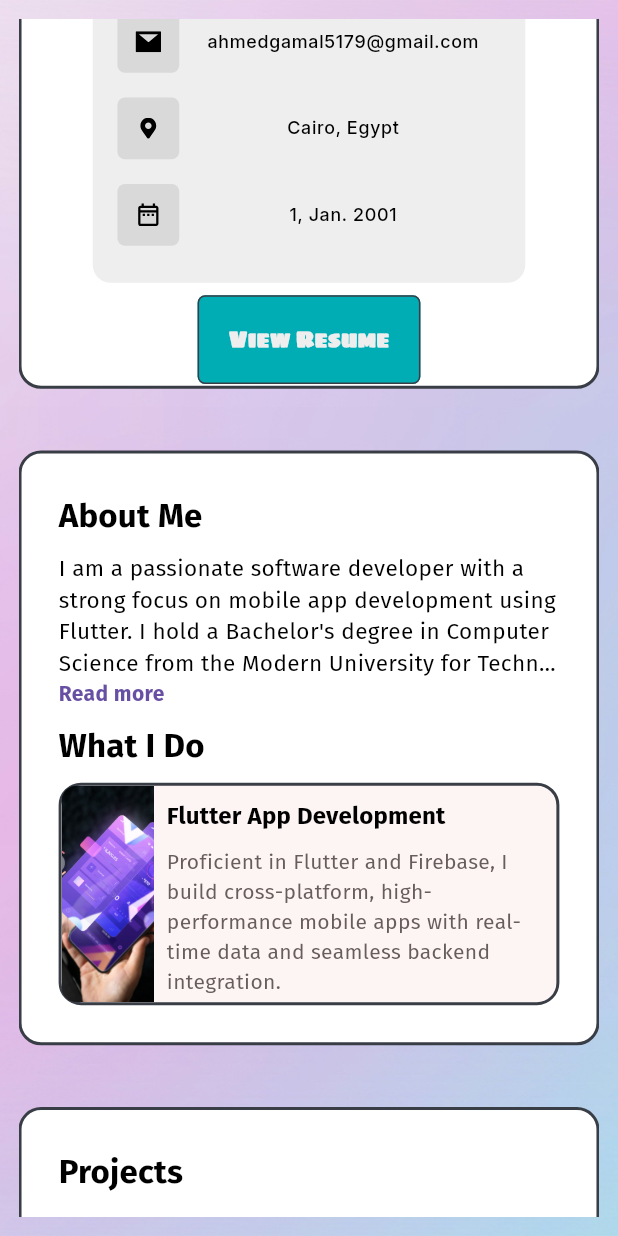
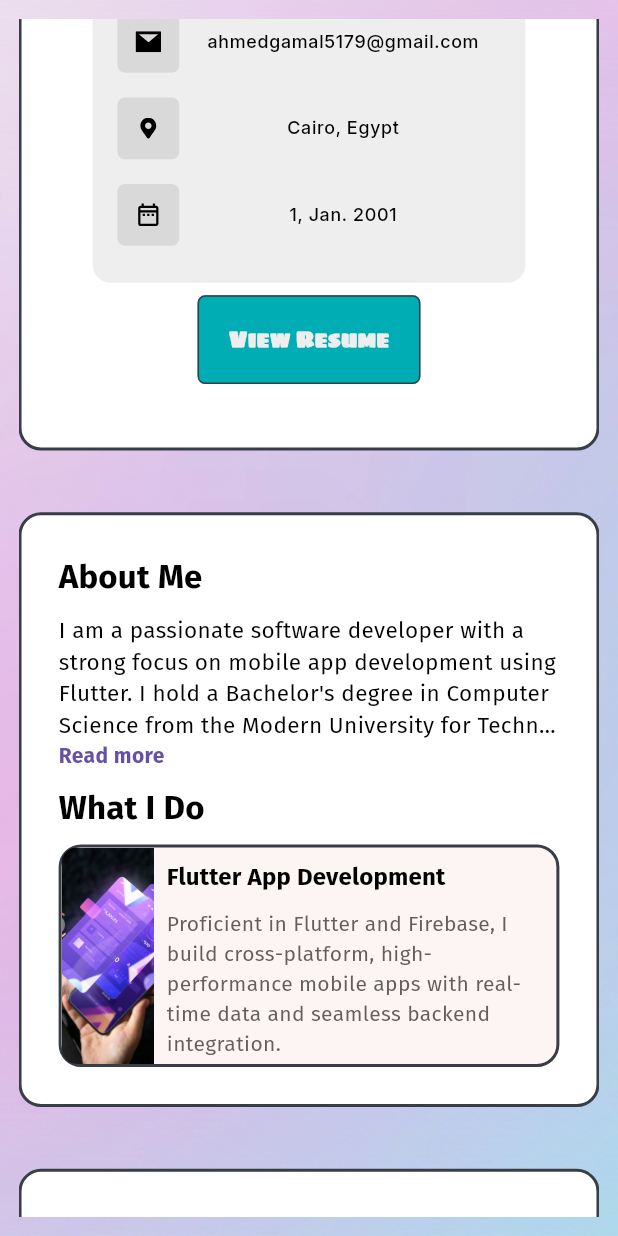
Before and after one commit to ahmed-gamal517/my_portfolio, a Flutter app: the screen it shows after launch, scrolled down 576 dp, on a phone screen of 412 x 824 dp. Run offline on Flutter 3.47's test engine with Material 3 defaults, Android fonts, the phone set to English and light mode, and no system bars; drawn by our look-alikes of auto_size_text; our stand-ins replace carousel_slider, flutter_bloc, flutter_svg, go_router, smooth_page_indicator, visibility_detector; statements that could not run were skipped; project files that could hold a hidden picture were left out.

Commit message:
crucial ui fix

```diff
--- a/lib/features/home/presentation/widgets/profile_info_section/profile_info_section_body.dart
+++ b/lib/features/home/presentation/widgets/profile_info_section/profile_info_section_body.dart
@@ -65,12 +65,7 @@ class ProfileInfoSectionBody extends StatelessWidget {
 
   double getContainerHeight(BuildContext context) {
     if (isMobile) {
-      if (MediaQuery.of(context).size.width >
-          MediaQuery.of(context).size.height) {
-        return MediaQuery.of(context).size.width * 0.50;
-      } else {
-        return MediaQuery.of(context).size.height * 0.75;
-      }
+      return MediaQuery.of(context).size.height * 0.8;
     } else {
       return MediaQuery.of(context).size.height * 0.7;
     }
```
